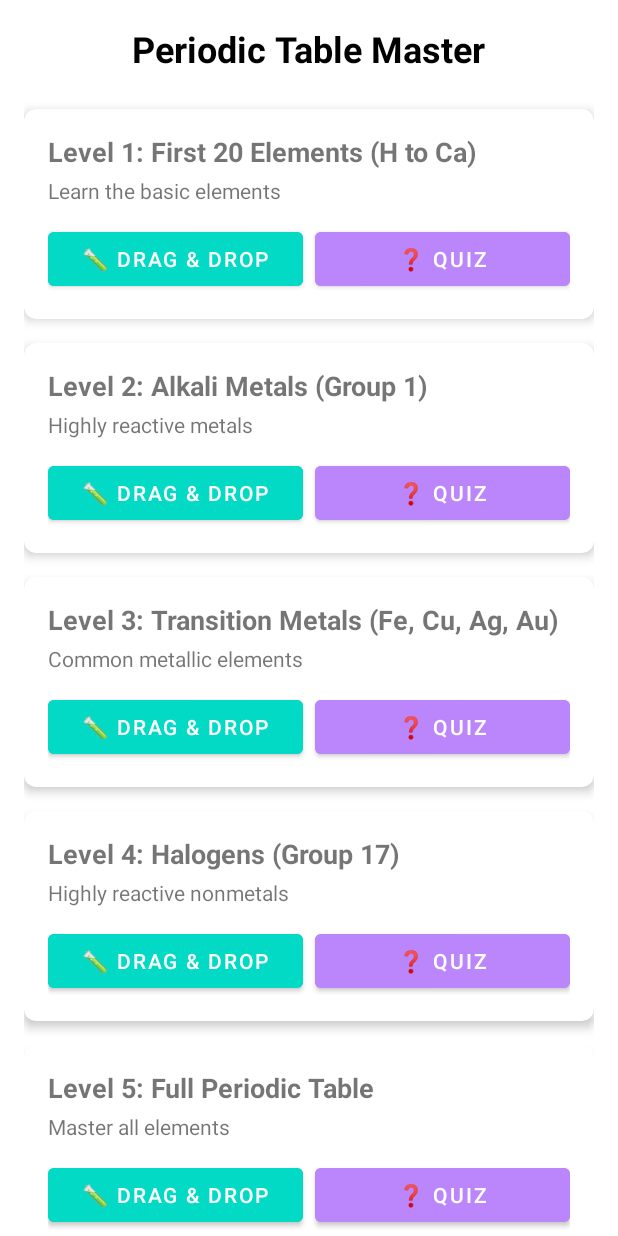
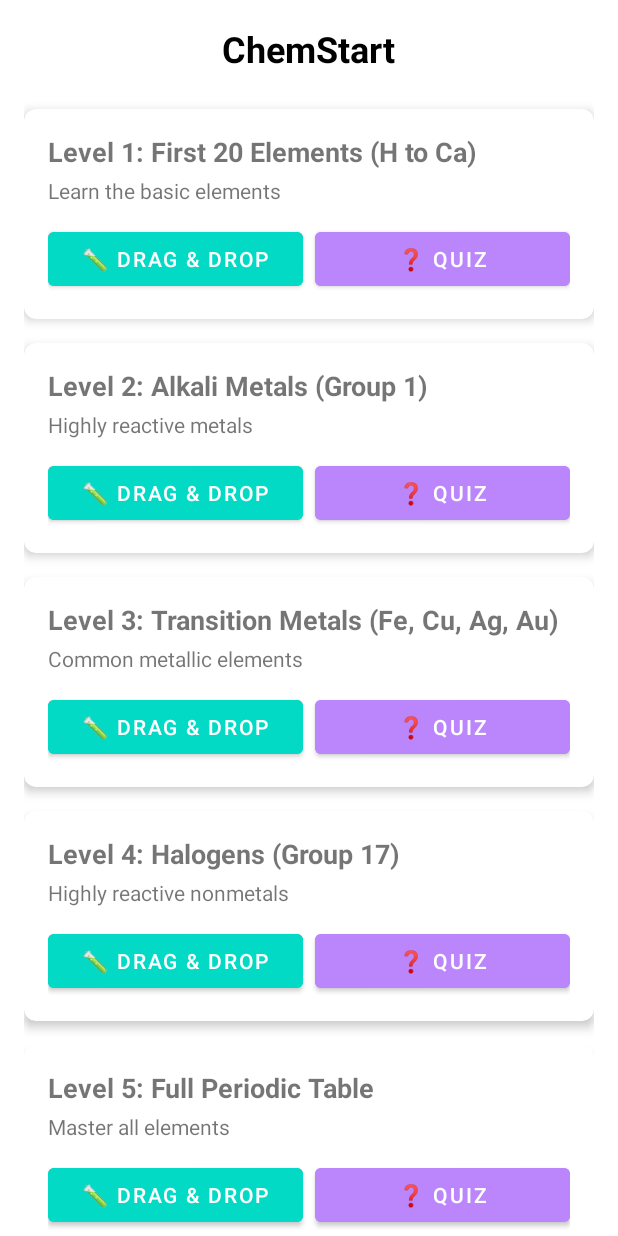
Before and after one commit to KangYiYao19/ChemStart, an Android app: the screen it shows after launch (MainActivity), on a phone screen of 412 x 824 dp. Run offline under Robolectric (Android 15) with nearby library versions, the phone set to English and light mode, and no system bars.

Commit message:
ref: edit game title

```diff
--- a/app/src/main/res/layout/activity_main.xml
+++ b/app/src/main/res/layout/activity_main.xml
@@ -17,7 +17,7 @@ android:background="@color/white">
     <TextView
         android:layout_width="wrap_content"
         android:layout_height="wrap_content"
-        android:text="Periodic Table Master"
+        android:text="ChemStart"
         android:textColor="@color/black"
         android:textSize="24sp"
         android:textStyle="bold"
```
